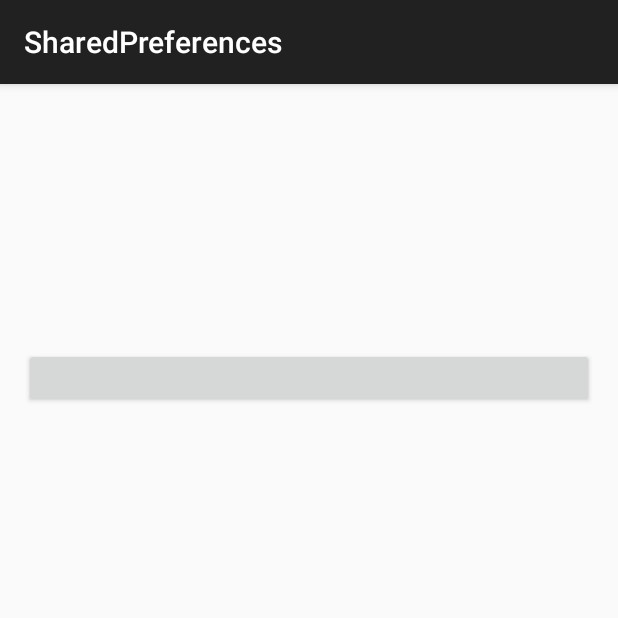
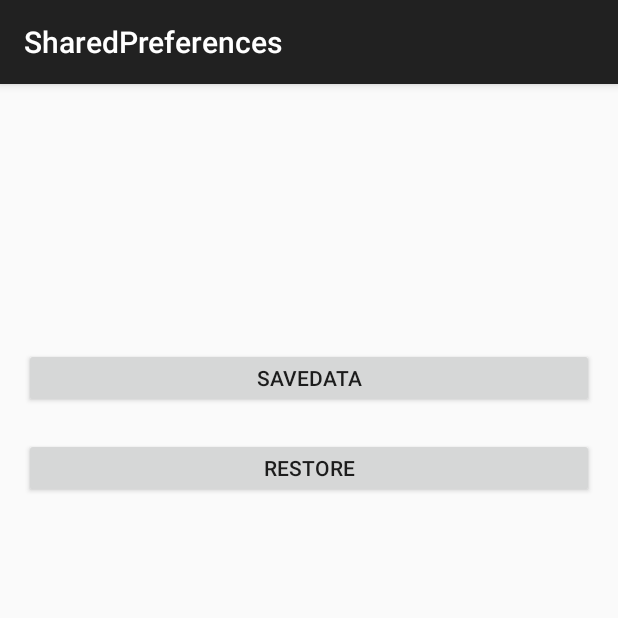
Before and after one commit to flyer88/AndroidStudy, an Android app: the screen it shows after launch (MainActivity), on a phone screen of 412 x 824 dp, the top half of it. Run offline under Robolectric (Android 15) with nearby library versions, the phone set to English and light mode, and no system bars.

Commit message:
sharedpreferences读取

```diff
--- a/ContentProvider/sharedpreferences/src/main/java/com/holyboom/sharedpreferences/MainActivity.java
+++ b/ContentProvider/sharedpreferences/src/main/java/com/holyboom/sharedpreferences/MainActivity.java
@@ -3,6 +3,7 @@ package com.holyboom.sharedpreferences;
 import android.content.SharedPreferences;
 import android.support.v7.app.ActionBarActivity;
 import android.os.Bundle;
+import android.util.Log;
 import android.view.Menu;
 import android.view.MenuItem;
 import android.view.View;
@@ -11,13 +12,14 @@ import android.widget.Button;
 
 public class MainActivity extends ActionBarActivity {
 
-     Button saveData;
-
+    Button saveData;
+    Button restoreData;
     @Override
     protected void onCreate(Bundle savedInstanceState) {
         super.onCreate(savedInstanceState);
         setContentView(R.layout.activity_main);
         saveData = (Button)findViewById(R.id.save_data);
+        restoreData = (Button)findViewById(R.id.restore_data);
         saveData.setOnClickListener(new View.OnClickListener() {
             @Override
             public void onClick(View v) {
@@ -28,6 +30,19 @@ public class MainActivity extends ActionBarActivity {
                 editor.commit();
             }
         });
+
+        restoreData.setOnClickListener(new View.OnClickListener() {
+            @Override
+            public void onClick(View v) {
+                SharedPreferences pref= getSharedPreferences("data",MODE_PRIVATE);
+                String name = pref.getString("name","");
+                int age =pref.getInt("age",0);
+                boolean married = pref.getBoolean("married",false);
+                Log.e("sharedpreferences","name is "+name);
+                Log.e("sharedpreferences","age is "+age);
+                Log.e("sharedpreferences","married is "+married);
+            }
+        });
     }
 
 }
--- a/ContentProvider/sharedpreferences/src/main/res/layout/activity_main.xml
+++ b/ContentProvider/sharedpreferences/src/main/res/layout/activity_main.xml
@@ -6,9 +6,15 @@
     android:paddingBottom="@dimen/activity_vertical_margin" tools:context=".MainActivity">
 
         <Button
+            android:text="savedata"
             android:id="@+id/save_data"
             android:layout_marginTop="160dp"
             android:layout_width="match_parent"
             android:layout_height="40dp" />
-
+        <Button
+            android:layout_marginTop="220dp"
+            android:text="restore"
+            android:id="@+id/restore_data"
+            android:layout_width="match_parent"
+            android:layout_height="40dp" />
 </RelativeLayout>
```
